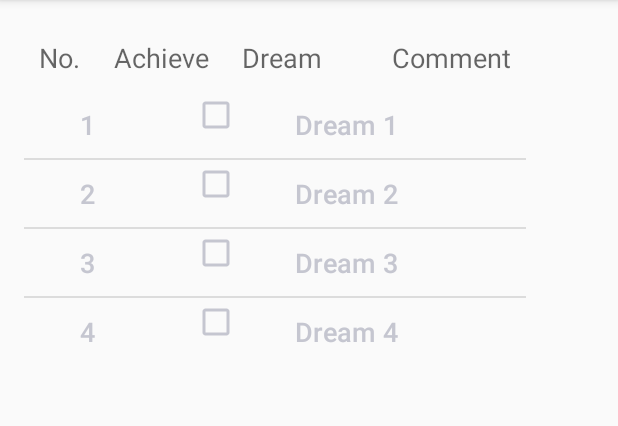
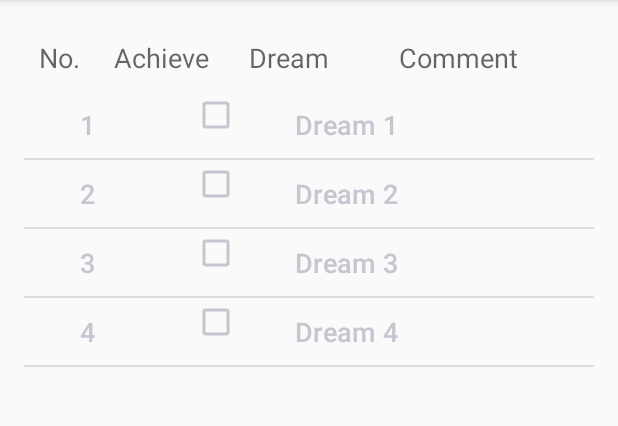
Before and after one commit to whitepenPJ/ListOfDream, an Android app: the screen it shows after launch (MainActivity), on a phone screen of 412 x 824 dp, the part 84-510 px from its top. Run offline under Robolectric (Android 15) with nearby library versions, the phone set to English and light mode, and no system bars.

Commit message:
Submit To Another computer to resolve problem

```diff
--- a/app/src/main/AndroidManifest.xml
+++ b/app/src/main/AndroidManifest.xml
@@ -16,6 +16,7 @@
                 <category android:name="android.intent.category.LAUNCHER" />
             </intent-filter>
         </activity>
+        <activity android:name=".InsertForm"></activity>
     </application>
 
 </manifest>
--- a/app/src/main/java/com/example/kaew/listofdream/DreamEntity.java
+++ b/app/src/main/java/com/example/kaew/listofdream/DreamEntity.java
@@ -1,30 +1,61 @@
 package com.example.kaew.listofdream;
+
+import com.example.kaew.listofdream.Standard.Entity;
+import com.example.kaew.listofdream.Standard.AnnotationEntity;
+
+import java.io.Serializable;
 
 /**
  * Created by Kaew on 3/12/2015.
- */
-public class DreamEntity {
+*/
+public class DreamEntity extends Entity {
+    @AnnotationEntity(PrimaryKey = true)
     private int _id;
     private boolean _achieve;
     private String _dream, _comment;
 
-    public DreamEntity(int id, boolean achieve, String dream, String comment)
-    {
-        this._id = id;
-        this._achieve = achieve;
-        this._dream = dream;
-        this._comment = comment;
+    public DreamEntity(int _id, boolean _achieve, String _dream, String _comment) {
+        super();
+        this._id = _id;
+        this._achieve = _achieve;
+        this._dream = _dream;
+        this._comment = _comment;
     }
 
-    public DreamEntity(){}
+    public DreamEntity() {
+        super();
+    }
 
-    public int getID(){return _id;}
-    public boolean getAchieve(){return _achieve;}
-    public String getDream(){return _dream;}
-    public String getComment(){return _comment;}
+    public int get_id() {
+        return _id;
+    }
 
-    public void setID(int id){ _id = id;}
-    public void setAchieve(boolean achieve){_achieve = achieve;}
-    public void setDream(String dream){_dream = dream;}
-    public void setComment(String comment){_comment = comment;}
+    public void set_id(int _id) {
+        this._id = _id;
+    }
+
+    public boolean is_achieve() {
+        return _achieve;
+    }
+
+    public void set_achieve(boolean _achieve) {
+        this._achieve = _achieve;
+    }
+
+    public String get_dream() {
+        return _dream;
+    }
+
+    public void set_dream(String _dream) {
+        this._dream = _dream;
+    }
+
+    public String get_comment() {
+        return _comment;
+    }
+
+    public void set_comment(String _comment) {
+        this._comment = _comment;
+    }
+
 }
--- a/app/src/main/java/com/example/kaew/listofdream/MainActivity.java
+++ b/app/src/main/java/com/example/kaew/listofdream/MainActivity.java
@@ -1,20 +1,25 @@
 package com.example.kaew.listofdream;
 
-import android.content.ClipData;
-import android.content.Context;
+import android.content.Intent;
 import android.support.v7.app.ActionBarActivity;
 import android.os.Bundle;
 import android.util.Log;
+import android.view.ContextMenu;
 import android.view.LayoutInflater;
 import android.view.Menu;
+import android.view.MenuInflater;
 import android.view.MenuItem;
 import android.view.View;
 import android.view.ViewGroup;
+import android.widget.AdapterView;
 import android.widget.ArrayAdapter;
 import android.widget.CheckBox;
 import android.widget.ListView;
 import android.widget.TextView;
 import android.widget.Toast;
+
+import com.example.kaew.listofdream.Standard.*;
+import com.example.kaew.listofdream.Standard.Enum;
 
 import java.sql.SQLException;
 import java.util.List;
@@ -24,12 +29,13 @@ public class MainActivity extends ActionBarActivity {
 
     DatabaseHandler db;
     List<DreamEntity> lstDreamEntity;
-
+    ListView lvDream;
+    int indexSelected;
     @Override
     protected void onCreate(Bundle savedInstanceState) {
         super.onCreate(savedInstanceState);
         setContentView(R.layout.activity_main);
-
+        lvDream = (ListView)findViewById(R.id.lvDream);
         db = new DatabaseHandler(getApplicationContext());
         try {
             lstDreamEntity = db.selectAllDream();
@@ -41,15 +47,23 @@ public class MainActivity extends ActionBarActivity {
         }catch(SQLException e)
         {
             Log.d("Connection", "Error connection : Cannot select data");
-            Toast.makeText(getApplicationContext(),"Error connection : Cannot select data", Toast.LENGTH_SHORT);
+            Toast.makeText(getApplicationContext(),"Error connection : Cannot select data", Toast.LENGTH_SHORT).show();
         }
 
+        super.registerForContextMenu(lvDream);
+        lvDream.setOnItemLongClickListener(new AdapterView.OnItemLongClickListener() {
+            @Override
+            public boolean onItemLongClick(AdapterView<?> parent, View view, int position, long id) {
+                indexSelected = position;
+                Log.d("Test", "Postion : " + String.valueOf(position));
+                return false;
+            }
+        });
 
     }
     private void populate()
     {
         ArrayAdapter<DreamEntity> dreamEntityAdapter = new ListAdapter();
-        ListView lvDream = (ListView)findViewById(R.id.lvDream);
         lvDream.setAdapter(dreamEntityAdapter);
     }
     private void initialData()
@@ -69,6 +83,28 @@ public class MainActivity extends ActionBarActivity {
             Toast.makeText(getApplicationContext(),"Error connection : Cannot insert data", Toast.LENGTH_SHORT);
         }
     }
+
+    @Override
+    public void onCreateContextMenu(ContextMenu menu, View v, ContextMenu.ContextMenuInfo menuInfo) {
+        super.onCreateContextMenu(menu, v, menuInfo);
+        MenuInflater inflater = super.getMenuInflater();
+        inflater.inflate(R.menu.menu_list_view, menu);
+    }
+
+    @Override
+    public boolean onContextItemSelected(MenuItem item) {
+        switch (item.getItemId())
+        {
+            case R.id.menu_edit :
+                DreamEntity entity = lstDreamEntity.get(indexSelected);
+                Toast.makeText(getApplicationContext(),entity.get_dream(), Toast.LENGTH_SHORT).show();
+                break;
+            case R.id.menu_delete :
+                break;
+        }
+        return super.onContextItemSelected(item);
+    }
+
     @Override
     public boolean onCreateOptionsMenu(Menu menu) {
         // Inflate the menu; this adds items to the action bar if it is present.
@@ -84,10 +120,18 @@ public class MainActivity extends ActionBarActivity {
         int id = item.getItemId();
 
         //noinspection SimplifiableIfStatement
-        if (id == R.id.action_settings) {
-            return true;
+        switch (id)
+        {
+            case R.id.action_add :
+                Intent intent = new Intent(this, InsertForm.class);
+                DreamEntity entity = new DreamEntity();
+                entity.set_formMode(Enum.FORM_MODE.ADD);
+                intent.putExtra("Parameter", entity);
+                startActivity(intent);
+                break;
+            case R.id.action_about:
+                break;
         }
-
         return super.onOptionsItemSelected(item);
     }
 
@@ -111,9 +155,9 @@ public class MainActivity extends ActionBarActivity {
             DreamEntity entity = super.getItem(position);
             if(entity!=null)
             {
-                ((TextView)view.findViewById(R.id.tvDream)).setText(entity.getDream());
-                ((TextView)view.findViewById(R.id.tvComment)).setText(entity.getComment());
-                ((CheckBox)view.findViewById(R.id.cbAchieve)).setChecked(entity.getAchieve());
+                ((TextView)view.findViewById(R.id.tvDream)).setText(entity.get_dream());
+                ((TextView)view.findViewById(R.id.tvComment)).setText(entity.get_comment());
+                ((CheckBox)view.findViewById(R.id.cbAchieve)).setChecked(entity.is_achieve());
                 ((TextView)view.findViewById(R.id.tvNo)).setText(String.valueOf(position+1));
             }
 
--- a/app/src/main/java/com/example/kaew/listofdream/DatabaseHandler.java
+++ b/app/src/main/java/com/example/kaew/listofdream/Standard/DatabaseHandler.java
@@ -1,10 +1,12 @@
-package com.example.kaew.listofdream;
+package com.example.kaew.listofdream.Standard;
 
 import android.content.ContentValues;
 import android.content.Context;
 import android.database.Cursor;
 import android.database.sqlite.SQLiteDatabase;
 import android.database.sqlite.SQLiteOpenHelper;
+
+import com.example.kaew.listofdream.DreamEntity;
 
 import java.sql.SQLException;
 import java.util.ArrayList;
@@ -13,18 +15,18 @@ import java.util.List;
 /**
  * Created by Kaew on 3/12/2015.
  */
-public class DatabaseHandler extends SQLiteOpenHelper {
+public class DatabaseHandler extends SQLiteOpenHelper{
     private static final int DATABASE_VERSION = 1;
     private static final String DATABASE_NAME = "dream_db",
-                                TABLE_NAME = "dream_table",
-                                KEY_ID = "id",
-                                KEY_ACHIEVE = "achieve",
-                                KEY_DREAM = "dream",
-                                KEY_COMMENT = "comment";
+            TABLE_NAME = "dream_table",
+            KEY_ID = "id",
+            KEY_ACHIEVE = "achieve",
+            KEY_DREAM = "dream",
+            KEY_COMMENT = "comment";
 
     public DatabaseHandler(Context context)
     {
-        super(context,DATABASE_NAME,null, DATABASE_VERSION);
+        super(context, DATABASE_NAME, null, DATABASE_VERSION);
     }
 
     @Override
@@ -51,9 +53,9 @@ public class DatabaseHandler extends SQLiteOpenHelper {
     {
         SQLiteDatabase db = super.getWritableDatabase();
         ContentValues values = new ContentValues();
-        values.put(KEY_ACHIEVE, entity.getAchieve());
-        values.put(KEY_DREAM, entity.getDream());
-        values.put(KEY_COMMENT, entity.getComment());
+        values.put(KEY_ACHIEVE, entity.is_achieve());
+        values.put(KEY_DREAM, entity.get_dream());
+        values.put(KEY_COMMENT, entity.get_comment());
 
         long rowAffected = db.insert(TABLE_NAME,null, values);
         return rowAffected;
@@ -63,11 +65,11 @@ public class DatabaseHandler extends SQLiteOpenHelper {
     {
         SQLiteDatabase db = super.getWritableDatabase();
         ContentValues values = new ContentValues();
-        values.put(KEY_ACHIEVE, entity.getAchieve());
-        values.put(KEY_DREAM, entity.getDream());
-        values.put(KEY_COMMENT, entity.getComment());
+        values.put(KEY_ACHIEVE, entity.is_achieve());
+        values.put(KEY_DREAM, entity.get_dream());
+        values.put(KEY_COMMENT, entity.get_comment());
 
-        long rowAffected = db.update(TABLE_NAME, values, KEY_ID + "=?", new String[]{ String.valueOf(entity.getID())});
+        long rowAffected = db.update(TABLE_NAME, values, KEY_ID + "=?", new String[]{ String.valueOf(entity.get_id())});
         return rowAffected;
     }
 
@@ -75,7 +77,7 @@ public class DatabaseHandler extends SQLiteOpenHelper {
     {
         SQLiteDatabase db = super.getWritableDatabase();
 
-        long rowAffected = db.delete(TABLE_NAME,KEY_ID + "=?", new String[]{ String.valueOf(entity.getID())});
+        long rowAffected = db.delete(TABLE_NAME,KEY_ID + "=?", new String[]{ String.valueOf(entity.get_id())});
         return rowAffected;
     }
 
@@ -86,7 +88,7 @@ public class DatabaseHandler extends SQLiteOpenHelper {
 
         String query = ("SELECT * FROM " + TABLE_NAME);
         if(entityCondition!=null){
-            query +=  (" WHERE " + KEY_ID + "=" + entityCondition.getID());
+            query +=  (" WHERE " + KEY_ID + "=" + entityCondition.get_id());
         }
 
         Cursor cursor = db.rawQuery(query, null);
--- /dev/null
+++ b/app/src/main/java/com/example/kaew/listofdream/Standard/Entity.java
@@ -0,0 +1,22 @@
+package com.example.kaew.listofdream.Standard;
+
+import java.io.Serializable;
+
+/**
+ * Created by Kaew on 3/13/2015.
+ */
+public class Entity implements Serializable {
+    private Enum.FORM_MODE _formMode;
+
+    public Entity() {
+        this._formMode = Enum.FORM_MODE.ADD;
+    }
+
+    public Enum.FORM_MODE get_formMode() {
+        return _formMode;
+    }
+
+    public void set_formMode(Enum.FORM_MODE _formMode) {
+        this._formMode = _formMode;
+    }
+}
--- /dev/null
+++ b/app/src/main/java/com/example/kaew/listofdream/Standard/Enum.java
@@ -0,0 +1,10 @@
+package com.example.kaew.listofdream.Standard;
+
+/**
+ * Created by Kaew on 3/13/2015.
+ */
+public class Enum {
+    public static enum FORM_MODE
+    {
+        ADD, EDIT;    }
+}
--- a/app/src/main/res/layout/activity_main.xml
+++ b/app/src/main/res/layout/activity_main.xml
@@ -4,17 +4,6 @@
     android:paddingRight="@dimen/activity_horizontal_margin"
     android:paddingTop="@dimen/activity_vertical_margin"
     android:paddingBottom="@dimen/activity_vertical_margin" tools:context=".MainActivity">
-
-    <TableLayout
-        android:layout_width="fill_parent"
-        android:layout_height="fill_parent"
-        android:layout_alignParentTop="true"
-        android:layout_alignParentLeft="true"
-        android:layout_alignParentStart="true">
-
-        <TableRow
-            android:layout_width="fill_parent"
-            android:layout_height="fill_parent">
 
     <TextView
         android:layout_width="50dp"
@@ -32,7 +21,10 @@
         android:text="Achieve"
         android:id="@+id/textView"
         android:layout_column="1"
-                android:padding="10dp" />
+        android:padding="10dp"
+        android:layout_alignTop="@+id/TextView1"
+        android:layout_toRightOf="@+id/TextView1"
+        android:layout_toEndOf="@+id/TextView1" />
 
     <TextView
         android:layout_width="100dp"
@@ -41,7 +33,9 @@
         android:text="Dream"
         android:id="@+id/textView2"
         android:layout_column="2"
-                android:padding="10dp" />
+        android:padding="10dp"
+        android:layout_alignTop="@+id/textView"
+        android:layout_centerHorizontal="true" />
 
     <TextView
         android:layout_width="wrap_content"
@@ -50,19 +44,15 @@
         android:text="Comment"
         android:id="@+id/textView3"
         android:layout_column="3"
-                android:padding="10dp" />
-        </TableRow>
-
-        <TableRow
-            android:layout_width="fill_parent"
-            android:layout_height="fill_parent">
+        android:padding="10dp"
+        android:layout_alignTop="@+id/textView2"
+        android:layout_toRightOf="@+id/textView2"
+        android:layout_toEndOf="@+id/textView2" />
 
     <ListView
-                android:layout_width="wrap_content"
-                android:layout_height="wrap_content"
+        android:layout_width="fill_parent"
+        android:layout_height="fill_parent"
         android:id="@+id/lvDream"
-                android:layout_column="0"
-                android:layout_span="4" />
-        </TableRow>
-    </TableLayout>
+        android:layout_below="@+id/TextView1"
+        android:layout_alignParentBottom="true" />
 </RelativeLayout>
--- /dev/null
+++ b/app/src/main/res/menu/menu_list_view.xml
@@ -0,0 +1,7 @@
+<?xml version="1.0" encoding="utf-8"?>
+<menu xmlns:android="http://schemas.android.com/apk/res/android">
+    <item android:id="@+id/menu_edit"
+        android:title="@string/title_edit"/>
+    <item android:id="@+id/menu_delete"
+        android:title="@string/title_delete"/>
+</menu>
--- a/app/src/main/res/menu/menu_main.xml
+++ b/app/src/main/res/menu/menu_main.xml
@@ -1,6 +1,8 @@
 <menu xmlns:android="http://schemas.android.com/apk/res/android"
     xmlns:app="http://schemas.android.com/apk/res-auto"
     xmlns:tools="http://schemas.android.com/tools" tools:context=".MainActivity">
-    <item android:id="@+id/action_settings" android:title="@string/action_settings"
+    <item android:id="@+id/action_add" android:title="@string/action_add"
+        android:orderInCategory="100" app:showAsAction="never" />
+    <item android:id="@+id/action_about" android:title="@string/action_about"
         android:orderInCategory="100" app:showAsAction="never" />
 </menu>
--- a/app/src/main/res/values/strings.xml
+++ b/app/src/main/res/values/strings.xml
@@ -2,5 +2,9 @@
     <string name="app_name">ListOfDream</string>
 
     <string name="hello_world">Hello world!</string>
-    <string name="action_settings">Settings</string>
+    <string name="action_add">Add</string>
+    <string name="action_about">About</string>
+
+    <string name="title_edit">Edit</string>
+    <string name="title_delete">Delete</string>
 </resources>
```
Also changed, not shown: app/src/main/java/com/example/kaew/listofdream/InsertForm.java (added, +85 -0 lines), app/src/main/java/com/example/kaew/listofdream/Standard/AnnotationEntity.java (added, +8 -0 lines), app/src/main/res/layout/insert_page.xml (added, +97 -0 lines). Lines whose indentation alone changed are shown as unchanged.
